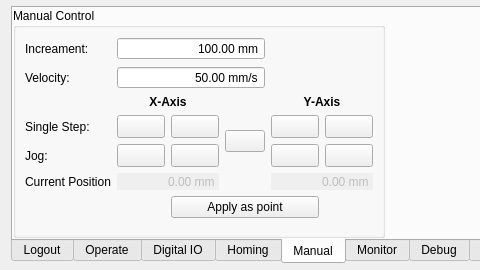
First picture: the form in source/wnd/h2ops.ui, repository ww4u/mct-h2, before the edit; both pictures show x 0 to 480 and y 0 to 270 of the 905 by 270 pixel window.
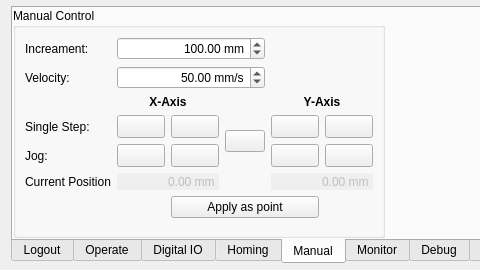
Second picture: the form after the edit. The open tabs and pages were chosen to show the change. Icons and pictures are not drawn. Custom widgets are drawn as their Qt base class.

What changed in the file:
```diff
--- a/source/wnd/h2ops.ui
+++ b/source/wnd/h2ops.ui
@@ -1612,7 +1612,7 @@
                    <set>Qt::AlignRight|Qt::AlignTrailing|Qt::AlignVCenter</set>
                   </property>
                   <property name="buttonSymbols">
-                   <enum>QAbstractSpinBox::NoButtons</enum>
+                   <enum>QAbstractSpinBox::UpDownArrows</enum>
                   </property>
                   <property name="specialValueText">
                    <string notr="true"/>
@@ -1652,7 +1652,7 @@
                    <set>Qt::AlignRight|Qt::AlignTrailing|Qt::AlignVCenter</set>
                   </property>
                   <property name="buttonSymbols">
-                   <enum>QAbstractSpinBox::NoButtons</enum>
+                   <enum>QAbstractSpinBox::UpDownArrows</enum>
                   </property>
                   <property name="specialValueText">
                    <string notr="true"/>
```
Left out of the diff: 14 changed lines with no effect on the pictures.
